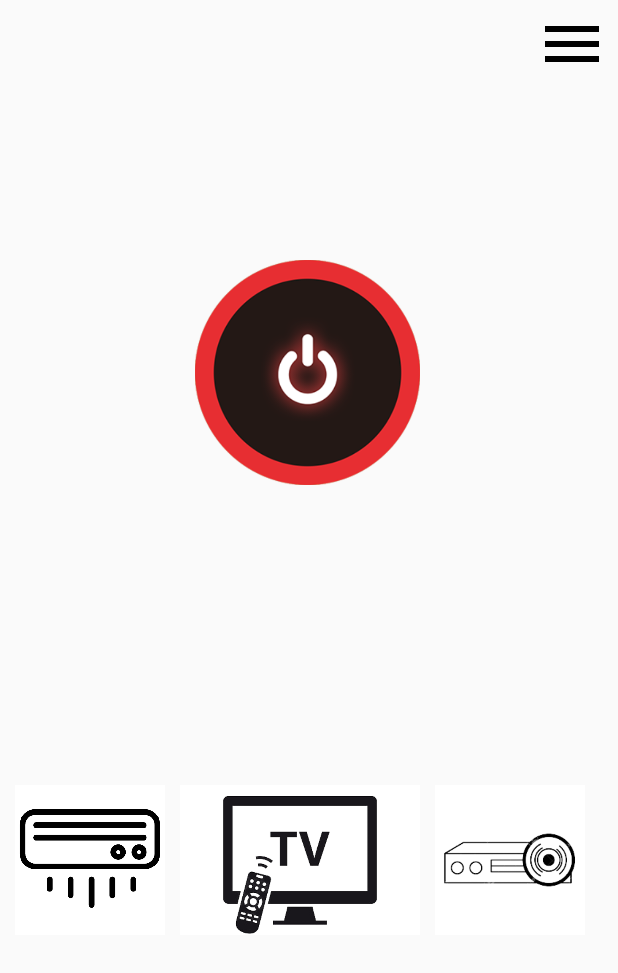
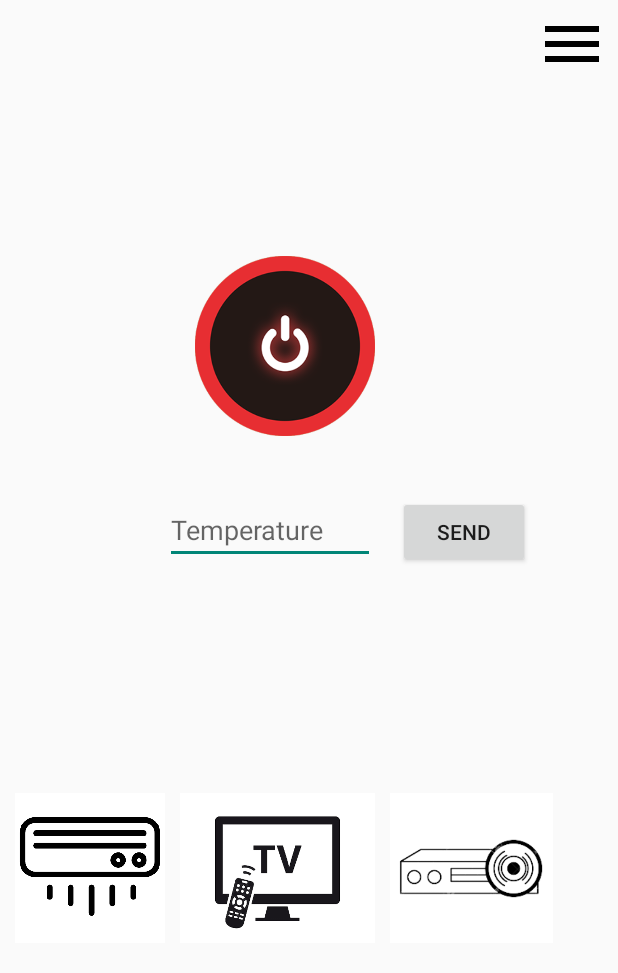
Before and after one commit to TaehoLEEKR/Cap-JAVA-, an Android app: the Main_Activity screen opened directly, with no data from a screen before it, on a phone screen of 412 x 824 dp. Shown: the top 973 px of the screen. Run offline under Robolectric (Android 15) with nearby library versions, the phone set to English and light mode, and no system bars.

Commit message:
Temporary_Completion

```diff
--- a/app/src/main/java/com/example/cap/P_INTER.java
+++ b/app/src/main/java/com/example/cap/P_INTER.java
@@ -14,5 +14,8 @@ public interface P_INTER {
     @POST("ac.php") // post 형식으로 php 웹서버에 전달
 
     Call<String> getID(
-            @Field("AIR") String AIR);
+            @Field("AIR") String AIR,
+            @Field("TEMPERATURE") String TEMPERATURE
+    );
+
 }
--- a/app/src/main/res/layout/main.xml
+++ b/app/src/main/res/layout/main.xml
@@ -21,22 +21,58 @@
             app:layout_constraintStart_toStartOf="parent"
             app:layout_constraintTop_toTopOf="parent" />
 
+                <TableRow>
+                    <androidx.constraintlayout.utils.widget.ImageFilterButton/>
 
+                    <ImageButton
+                        android:id="@+id/img_btn"
+                        android:layout_width="120dp"
+                        android:layout_height="120dp"
+                        android:background="@drawable/power_off"
+                        android:baselineAligned="false"
+                        android:layout_marginTop="117dp"
+                        android:layout_marginLeft="20dp"
+                        android:scaleType="matrix"
+                        android:scaleX="1"
+                        android:scaleY="1" />
+
+                        />
+                </TableRow>
         <TableRow>
+            <view class="androidx.appcompat.app.AlertController$RecycleListView">
+            </view>
 
-            <androidx.constraintlayout.utils.widget.ImageFilterButton/>
-            <ImageButton
-                android:id="@+id/img_btn"
-                android:layout_width="150dp"
-                android:layout_height="150dp"
-                android:layout_marginTop="120dp"
-                android:layout_marginLeft="20dp"
-                android:background="@drawable/power_off"
-                android:baselineAligned="false"
-                android:scaleType="matrix"
-                android:scaleX="1"
-                android:scaleY="1" />
+            <EditText
+                android:id="@+id/Temperature"
+                android:hint="Temperature"
+                android:layout_marginTop="40dp" />
+
+            <Button
+                android:id="@+id/SEND_btn"
+                android:layout_marginTop="40dp"
+                android:text="@string/SEND"
+                style="?android:attr/button"
+                android:layout_marginLeft="15dp"
+                android:layout_marginRight="15dp"
+                android:scaleX="1"/>
         </TableRow>
+
+<!--        <TableRow>-->
+<!--            <androidx.constraintlayout.utils.widget.ImageFilterButton/>-->
+
+<!--            <ImageButton-->
+<!--                android:id="@+id/img_btn"-->
+<!--                android:layout_width="150dp"-->
+<!--                android:layout_height="150dp"-->
+<!--                android:layout_marginLeft="20dp"-->
+<!--                android:layout_marginTop="120dp"-->
+<!--                android:background="@drawable/power_off"-->
+<!--                android:baselineAligned="false"-->
+<!--                android:scaleType="matrix"-->
+<!--                android:scaleX="1"-->
+<!--                android:scaleY="1" />-->
+
+<!--        </TableRow>-->
 
         <TableRow>
             <ImageButton
@@ -45,7 +81,7 @@
                     android:layout_height="100dp"
                     android:background="@color/white"
                     android:src="@drawable/air"
-                    android:layout_marginTop="200dp"
+                    android:layout_marginTop="150dp"
                     android:layout_marginLeft="10dp"
                     android:scaleType="centerCrop" />
 
@@ -55,7 +91,7 @@
                     android:layout_height="100dp"
                     android:background="@color/white"
                     android:src="@drawable/tv"
-                    android:layout_marginTop="200dp"
+                    android:layout_marginTop="150dp"
                     android:layout_marginLeft="10dp"
                     android:scaleType="centerCrop"  />
 
@@ -65,7 +101,7 @@
                     android:layout_height="100dp"
                     android:background="@color/white"
                     android:src="@drawable/beem"
-                    android:layout_marginTop="200dp"
+                    android:layout_marginTop="150dp"
                     android:layout_marginLeft="10dp"
                     android:scaleType="centerCrop"  />
             </TableRow>
--- a/app/src/main/res/values/strings.xml
+++ b/app/src/main/res/values/strings.xml
@@ -6,6 +6,7 @@
     <string name="로그인">로그인</string>
     <string name="회원가입">회원가입</string>
     <string name="내정보">Information</string>
+    <string name="SEND">SEND</string>
     <string name="Logout">Logout</string>
     <string name="title_activity_signup">Signup_Activity</string>
     <!-- Strings used for fragments for navigation -->
```
Also changed, not shown: app/src/main/java/com/example/cap/Main_Activity.java (+172 -81 lines), app/src/main/res/layout/login.xml (+7 -9 lines).
